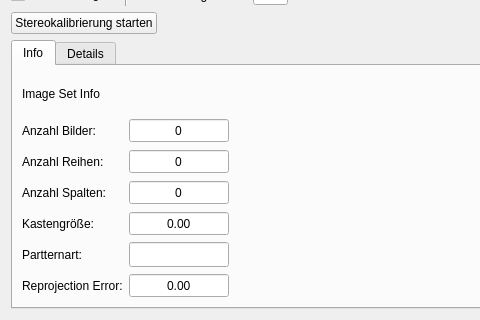
This is stereocalibration.ui in DPool3/ZmedAR as Qt 5 draws it before an edit; both pictures show x 0 to 480 and y 385 to 705 of the 1030 by 705 pixel window. The edited form follows.
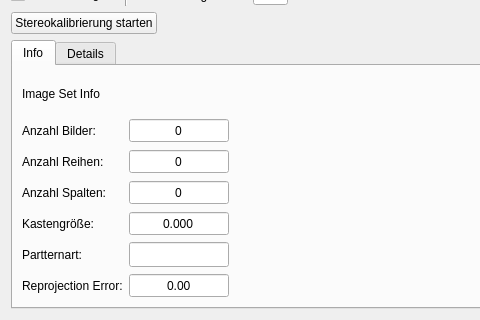
This is the edited form.

Commit message: structural adjustments and ui adjustment.

Patch:
```diff
--- a/stereocalibration.ui
+++ b/stereocalibration.ui
@@ -406,6 +406,9 @@
              <property name="buttonSymbols">
               <enum>QAbstractSpinBox::NoButtons</enum>
              </property>
+             <property name="decimals">
+              <number>3</number>
+             </property>
             </widget>
            </item>
            <item>
```
The commit also changes 2 other files.
